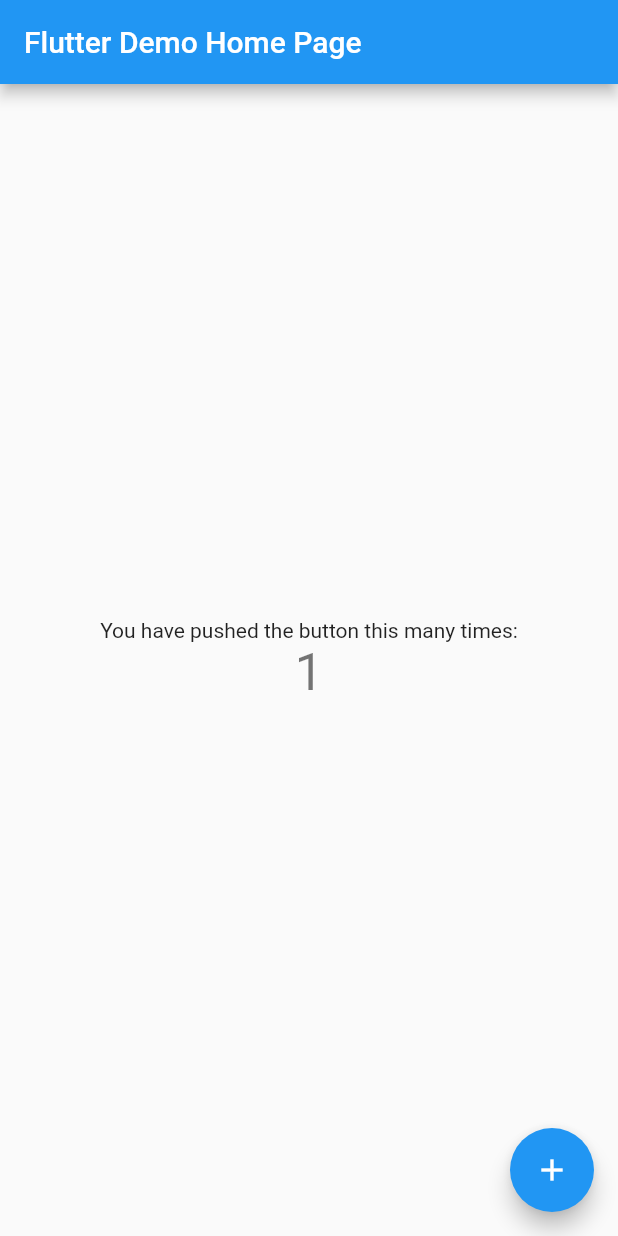
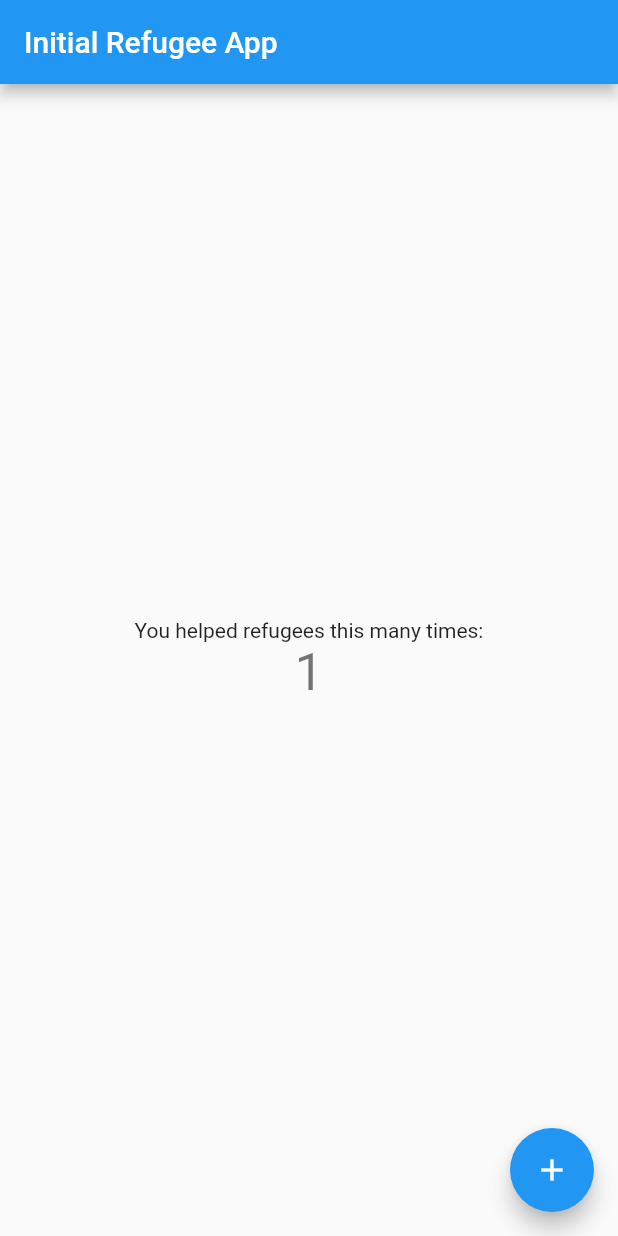
Before and after one commit to wojdzie/refugee-help-board-frontend, a Flutter app: the screen it shows after launch, after a tap on the "add" icon, on a phone screen of 412 x 824 dp. Run offline on Flutter 3.47's test engine with Material 2 defaults, Android fonts, the phone set to English and light mode, and no system bars; our stand-ins replace flutter_hooks, functional_widget_annotation, hooks_riverpod.

```diff
--- a/lib/main.dart
+++ b/lib/main.dart
@@ -1,115 +1,55 @@
 import 'package:flutter/material.dart';
+import 'package:flutter/services.dart';
+import 'package:flutter_hooks/flutter_hooks.dart';
+import 'package:functional_widget_annotation/functional_widget_annotation.dart';
+import 'package:hooks_riverpod/hooks_riverpod.dart';
+
+part 'main.g.dart';
 
 void main() {
-  runApp(const MyApp());
+  WidgetsFlutterBinding.ensureInitialized();
+
+  SystemChrome.setPreferredOrientations([DeviceOrientation.portraitUp])
+      .then((_) => runApp(const ProviderScope(child: MyApp())));
 }
 
-class MyApp extends StatelessWidget {
-  const MyApp({Key? key}) : super(key: key);
+@swidget
+Widget myApp() => MaterialApp(
+    title: "Refugee App",
+    theme: ThemeData(primarySwatch: Colors.blue),
+    home: const MyHomePage(
+      title: "Initial Refugee App",
+    ));
 
-  // This widget is the root of your application.
-  @override
-  Widget build(BuildContext context) {
-    return MaterialApp(
-      title: 'Flutter Demo',
-      theme: ThemeData(
-        // This is the theme of your application.
-        //
-        // Try running your application with "flutter run". You'll see the
-        // application has a blue toolbar. Then, without quitting the app, try
-        // changing the primarySwatch below to Colors.green and then invoke
-        // "hot reload" (press "r" in the console where you ran "flutter run",
-        // or simply save your changes to "hot reload" in a Flutter IDE).
-        // Notice that the counter didn't reset back to zero; the application
-        // is not restarted.
-        primarySwatch: Colors.blue,
-      ),
-      home: const MyHomePage(title: 'Flutter Demo Home Page'),
-    );
-  }
-}
+final counterProvider = StateProvider((ref) => 0);
 
-class MyHomePage extends StatefulWidget {
-  const MyHomePage({Key? key, required this.title}) : super(key: key);
+@cwidget
+Widget myHomePage(BuildContext ctx, WidgetRef ref, {required String title}) {
+  var counter = ref.watch(counterProvider);
 
-  // This widget is the home page of your application. It is stateful, meaning
-  // that it has a State object (defined below) that contains fields that affect
-  // how it looks.
-
-  // This class is the configuration for the state. It holds the values (in this
-  // case the title) provided by the parent (in this case the App widget) and
-  // used by the build method of the State. Fields in a Widget subclass are
-  // always marked "final".
-
-  final String title;
-
-  @override
-  State<MyHomePage> createState() => _MyHomePageState();
-}
-
-class _MyHomePageState extends State<MyHomePage> {
-  int _counter = 0;
-
-  void _incrementCounter() {
-    setState(() {
-      // This call to setState tells the Flutter framework that something has
-      // changed in this State, which causes it to rerun the build method below
-      // so that the display can reflect the updated values. If we changed
-      // _counter without calling setState(), then the build method would not be
-      // called again, and so nothing would appear to happen.
-      _counter++;
-    });
-  }
-
-  @override
-  Widget build(BuildContext context) {
-    // This method is rerun every time setState is called, for instance as done
-    // by the _incrementCounter method above.
-    //
-    // The Flutter framework has been optimized to make rerunning build methods
-    // fast, so that you can just rebuild anything that needs updating rather
-    // than having to individually change instances of widgets.
   return Scaffold(
     appBar: AppBar(
-        // Here we take the value from the MyHomePage object that was created by
-        // the App.build method, and use it to set our appbar title.
-        title: Text(widget.title),
+      title: Text(title),
     ),
     body: Center(
-        // Center is a layout widget. It takes a single child and positions it
-        // in the middle of the parent.
       child: Column(
-          // Column is also a layout widget. It takes a list of children and
-          // arranges them vertically. By default, it sizes itself to fit its
-          // children horizontally, and tries to be as tall as its parent.
-          //
-          // Invoke "debug painting" (press "p" in the console, choose the
-          // "Toggle Debug Paint" action from the Flutter Inspector in Android
-          // Studio, or the "Toggle Debug Paint" command in Visual Studio Code)
-          // to see the wireframe for each widget.
-          //
-          // Column has various properties to control how it sizes itself and
-          // how it positions its children. Here we use mainAxisAlignment to
-          // center the children vertically; the main axis here is the vertical
-          // axis because Columns are vertical (the cross axis would be
-          // horizontal).
         mainAxisAlignment: MainAxisAlignment.center,
         children: <Widget>[
           const Text(
-              'You have pushed the button this many times:',
+            'You helped refugees this many times:',
           ),
           Text(
-              '$_counter',
-              style: Theme.of(context).textTheme.headline4,
+            counter.toString(),
+            style: Theme.of(ctx).textTheme.headline4,
           ),
         ],
       ),
     ),
     floatingActionButton: FloatingActionButton(
-        onPressed: _incrementCounter,
+      onPressed: () =>
+          ref.read(counterProvider.notifier).update((state) => state + 1),
       tooltip: 'Increment',
       child: const Icon(Icons.add),
-      ), // This trailing comma makes auto-formatting nicer for build methods.
+    ),
   );
 }
-}
```
Also changed, not shown: pubspec.yaml (+6 -69 lines), lib/main.g.dart (added), pubspec.lock. Lines whose indentation alone changed are shown as unchanged.
